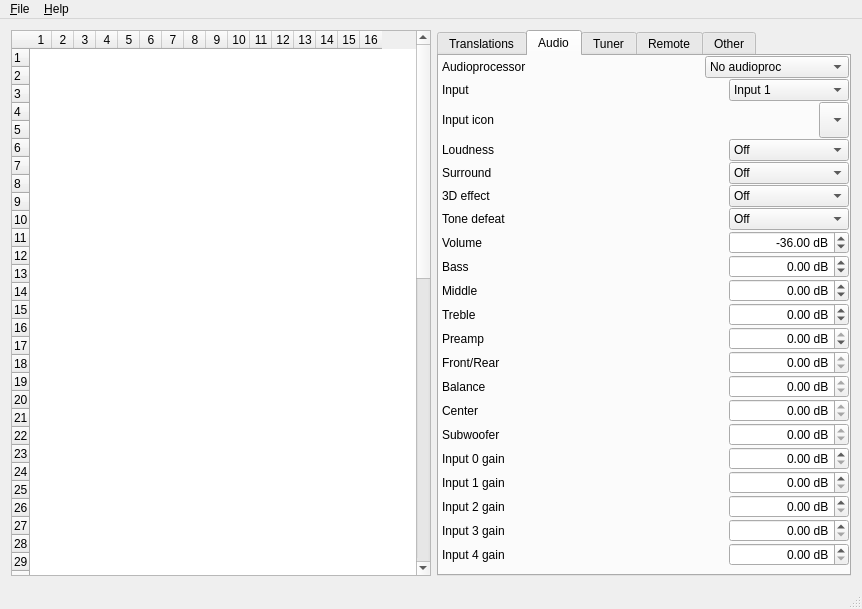
WiseLord/ampcontrol, file editor/mainwindow.ui: the form before one commit.
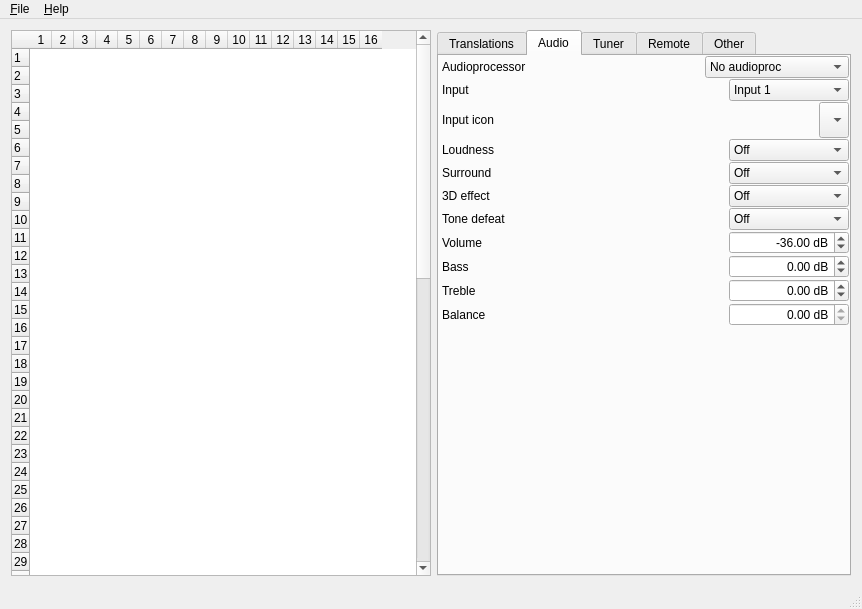
The form after the commit. The open tabs and pages were chosen to show the change. Icons and pictures are not drawn.

Commit message: Editor: Remove/refactor unnessesary functions

The edit to the form file:
```diff
--- a/editor/mainwindow.ui
+++ b/editor/mainwindow.ui
@@ -1136,59 +1136,6 @@
           <zorder>lblBass</zorder>
          </widget>
         </item>
-        <item>
-         <widget class="QWidget" name="wgtMiddle" native="true">
-          <layout class="QHBoxLayout" name="horizontalLayout_4" stretch="1,0">
-           <property name="spacing">
-            <number>0</number>
-           </property>
-           <property name="leftMargin">
-            <number>3</number>
-           </property>
-           <property name="topMargin">
-            <number>0</number>
-           </property>
-           <property name="rightMargin">
-            <number>0</number>
-           </property>
-           <property name="bottomMargin">
-            <number>0</number>
-           </property>
-           <item>
-            <widget class="QLabel" name="lblMiddle">
-             <property name="text">
-              <string>Middle</string>
-             </property>
-            </widget>
-           </item>
-           <item>
-            <widget class="QDoubleSpinBox" name="dsbMiddle">
-             <property name="minimumSize">
-              <size>
-               <width>120</width>
-               <height>0</height>
-              </size>
-             </property>
-             <property name="alignment">
-              <set>Qt::AlignRight|Qt::AlignTrailing|Qt::AlignVCenter</set>
-             </property>
-             <property name="suffix">
-              <string> dB</string>
-             </property>
-             <property name="minimum">
-              <double>-14.000000000000000</double>
-             </property>
-             <property name="maximum">
-              <double>14.000000000000000</double>
-             </property>
-             <property name="singleStep">
-              <double>2.000000000000000</double>
-             </property>
-            </widget>
-           </item>
-          </layout>
-         </widget>
-        </item>
         <item>
          <widget class="QWidget" name="wgtTreble" native="true">
           <layout class="QHBoxLayout" name="horizontalLayout_5" stretch="1,0">
@@ -1242,109 +1189,6 @@
           </layout>
          </widget>
         </item>
-        <item>
-         <widget class="QWidget" name="wgtPreamp" native="true">
-          <layout class="QHBoxLayout" name="horizontalLayout_6" stretch="1,0">
-           <property name="spacing">
-            <number>0</number>
-           </property>
-           <property name="leftMargin">
-            <number>3</number>
-           </property>
-           <property name="topMargin">
-            <number>0</number>
-           </property>
-           <property name="rightMargin">
-            <number>0</number>
-           </property>
-           <property name="bottomMargin">
-            <number>0</number>
-           </property>
-           <item>
-            <widget class="QLabel" name="lblPreamp">
-             <property name="text">
-              <string>Preamp</string>
-             </property>
-            </widget>
-           </item>
-           <item>
-            <widget class="QDoubleSpinBox" name="dsbPreamp">
-             <property name="minimumSize">
-              <size>
-               <width>120</width>
-               <height>0</height>
-              </size>
-             </property>
-             <property name="alignment">
-              <set>Qt::AlignRight|Qt::AlignTrailing|Qt::AlignVCenter</set>
-             </property>
-             <property name="suffix">
-              <string> dB</string>
-             </property>
-             <property name="minimum">
-              <double>-47.000000000000000</double>
-             </property>
-             <property name="maximum">
-              <double>0.000000000000000</double>
-             </property>
-            </widget>
-           </item>
-          </layout>
-         </widget>
-        </item>
-        <item>
-         <widget class="QWidget" name="wgtFrontrear" native="true">
-          <layout class="QHBoxLayout" name="horizontalLayout_7" stretch="1,0">
-           <property name="spacing">
-            <number>0</number>
-           </property>
-           <property name="leftMargin">
-            <number>3</number>
-           </property>
-           <property name="topMargin">
-            <number>0</number>
-           </property>
-           <property name="rightMargin">
-            <number>0</number>
-           </property>
-           <property name="bottomMargin">
-            <number>0</number>
-           </property>
-           <item>
-            <widget class="QLabel" name="lblFrontrear">
-             <property name="text">
-              <string>Front/Rear</string>
-             </property>
-            </widget>
-           </item>
-           <item>
-            <widget class="QDoubleSpinBox" name="dsbFrontrear">
-             <property name="minimumSize">
-              <size>
-               <width>120</width>
-               <height>0</height>
-              </size>
-             </property>
-             <property name="alignment">
-              <set>Qt::AlignRight|Qt::AlignTrailing|Qt::AlignVCenter</set>
-             </property>
-             <property name="suffix">
-              <string> dB</string>
-             </property>
-             <property name="minimum">
-              <double>0.000000000000000</double>
-             </property>
-             <property name="maximum">
-              <double>0.000000000000000</double>
-             </property>
-             <property name="value">
-              <double>0.000000000000000</double>
-             </property>
-            </widget>
-           </item>
-          </layout>
-         </widget>
-        </item>
         <item>
          <widget class="QWidget" name="wgtBalance" native="true">
           <layout class="QHBoxLayout" name="horizontalLayout_8" stretch="1,0">
@@ -1398,362 +1242,6 @@
           </layout>
          </widget>
         </item>
-        <item>
-         <widget class="QWidget" name="wgtCenter" native="true">
-          <layout class="QHBoxLayout" name="horizontalLayout_9" stretch="1,0">
-           <property name="spacing">
-            <number>0</number>
-           </property>
-           <property name="leftMargin">
-            <number>3</number>
-           </property>
-           <property name="topMargin">
-            <number>0</number>
-           </property>
-           <property name="rightMargin">
-            <number>0</number>
-           </property>
-           <property name="bottomMargin">
-            <number>0</number>
-           </property>
-           <item>
-            <widget class="QLabel" name="lblCenter">
-             <property name="text">
-              <string>Center</string>
-             </property>
-            </widget>
-           </item>
-           <item>
-            <widget class="QDoubleSpinBox" name="dsbCenter">
-             <property name="minimumSize">
-              <size>
-               <width>120</width>
-               <height>0</height>
-              </size>
-             </property>
-             <property name="alignment">
-              <set>Qt::AlignRight|Qt::AlignTrailing|Qt::AlignVCenter</set>
-             </property>
-             <property name="suffix">
-              <string> dB</string>
-             </property>
-             <property name="minimum">
-              <double>0.000000000000000</double>
-             </property>
-             <property name="maximum">
-              <double>0.000000000000000</double>
-             </property>
-             <property name="value">
-              <double>0.000000000000000</double>
-             </property>
-            </widget>
-           </item>
-          </layout>
-         </widget>
-        </item>
-        <item>
-         <widget class="QWidget" name="wgtSubwoofer" native="true">
-          <layout class="QHBoxLayout" name="horizontalLayout_10" stretch="1,0">
-           <property name="spacing">
-            <number>0</number>
-           </property>
-           <property name="leftMargin">
-            <number>3</number>
-           </property>
-           <property name="topMargin">
-            <number>0</number>
-           </property>
-           <property name="rightMargin">
-            <number>0</number>
-           </property>
-           <property name="bottomMargin">
-            <number>0</number>
-           </property>
-           <item>
-            <widget class="QLabel" name="lblSubwoofer">
-             <property name="text">
-              <string>Subwoofer</string>
-             </property>
-            </widget>
-           </item>
-           <item>
-            <widget class="QDoubleSpinBox" name="dsbSubwoofer">
-             <property name="minimumSize">
-              <size>
-               <width>120</width>
-               <height>0</height>
-              </size>
-             </property>
-             <property name="alignment">
-              <set>Qt::AlignRight|Qt::AlignTrailing|Qt::AlignVCenter</set>
-             </property>
-             <property name="suffix">
-              <string> dB</string>
-             </property>
-             <property name="minimum">
-              <double>0.000000000000000</double>
-             </property>
-             <property name="maximum">
-              <double>0.000000000000000</double>
-             </property>
-             <property name="value">
-              <double>0.000000000000000</double>
-             </property>
-            </widget>
-           </item>
-          </layout>
-         </widget>
-        </item>
-        <item>
-         <widget class="QWidget" name="wgtGain0" native="true">
-          <layout class="QHBoxLayout" name="horizontalLayout_11" stretch="1,0">
-           <property name="spacing">
-            <number>0</number>
-           </property>
-           <property name="leftMargin">
-            <number>3</number>
-           </property>
-           <property name="topMargin">
-            <number>0</number>
-           </property>
-           <property name="rightMargin">
-            <number>0</number>
-           </property>
-           <property name="bottomMargin">
-            <number>0</number>
-           </property>
-           <item>
-            <widget class="QLabel" name="lblGain0">
-             <property name="text">
-              <string>Input 0 gain</string>
-             </property>
-            </widget>
-           </item>
-           <item>
-            <widget class="QDoubleSpinBox" name="dsbGain0">
-             <property name="minimumSize">
-              <size>
-               <width>120</width>
-               <height>0</height>
-              </size>
-             </property>
-             <property name="alignment">
-              <set>Qt::AlignRight|Qt::AlignTrailing|Qt::AlignVCenter</set>
-             </property>
-             <property name="suffix">
-              <string> dB</string>
-             </property>
-             <property name="maximum">
-              <double>30.000000000000000</double>
-             </property>
-             <property name="singleStep">
-              <double>2.000000000000000</double>
-             </property>
-            </widget>
-           </item>
-          </layout>
-         </widget>
-        </item>
-        <item>
-         <widget class="QWidget" name="wgtGain1" native="true">
-          <layout class="QHBoxLayout" name="horizontalLayout_12" stretch="1,0">
-           <property name="spacing">
-            <number>0</number>
-           </property>
-           <property name="leftMargin">
-            <number>3</number>
-           </property>
-           <property name="topMargin">
-            <number>0</number>
-           </property>
-           <property name="rightMargin">
-            <number>0</number>
-           </property>
-           <property name="bottomMargin">
-            <number>0</number>
-           </property>
-           <item>
-            <widget class="QLabel" name="lblGain1">
-             <property name="text">
-              <string>Input 1 gain</string>
-             </property>
-            </widget>
-           </item>
-           <item>
-            <widget class="QDoubleSpinBox" name="dsbGain1">
-             <property name="minimumSize">
-              <size>
-               <width>120</width>
-               <height>0</height>
-              </size>
-             </property>
-             <property name="alignment">
-              <set>Qt::AlignRight|Qt::AlignTrailing|Qt::AlignVCenter</set>
-             </property>
-             <property name="suffix">
-              <string> dB</string>
-             </property>
-             <property name="maximum">
-              <double>30.000000000000000</double>
-             </property>
-             <property name="singleStep">
-              <double>2.000000000000000</double>
-             </property>
-            </widget>
-           </item>
-          </layout>
-         </widget>
-        </item>
-        <item>
-         <widget class="QWidget" name="wgtGain2" native="true">
-          <layout class="QHBoxLayout" name="horizontalLayout_13" stretch="1,0">
-           <property name="spacing">
-            <number>0</number>
-           </property>
-           <property name="leftMargin">
-            <number>3</number>
-           </property>
-           <property name="topMargin">
-            <number>0</number>
-           </property>
-           <property name="rightMargin">
-            <number>0</number>
-           </property>
-           <property name="bottomMargin">
-            <number>0</number>
-           </property>
-           <item>
-            <widget class="QLabel" name="lblGain2">
-             <property name="text">
-              <string>Input 2 gain</string>
-             </property>
-            </widget>
-           </item>
-           <item>
-            <widget class="QDoubleSpinBox" name="dsbGain2">
-             <property name="minimumSize">
-              <size>
-               <width>120</width>
-               <height>0</height>
-              </size>
-             </property>
-             <property name="alignment">
-              <set>Qt::AlignRight|Qt::AlignTrailing|Qt::AlignVCenter</set>
-             </property>
-             <property name="suffix">
-              <string> dB</string>
-             </property>
-             <property name="maximum">
-              <double>30.000000000000000</double>
-             </property>
-             <property name="singleStep">
-              <double>2.000000000000000</double>
-             </property>
-            </widget>
-           </item>
-          </layout>
-         </widget>
-        </item>
-        <item>
-         <widget class="QWidget" name="wgtGain3" native="true">
-          <layout class="QHBoxLayout" name="horizontalLayout_14" stretch="1,0">
-           <property name="spacing">
-            <number>0</number>
-           </property>
-           <property name="leftMargin">
-            <number>3</number>
-           </property>
-           <property name="topMargin">
-            <number>0</number>
-           </property>
-           <property name="rightMargin">
-            <number>0</number>
-           </property>
-           <property name="bottomMargin">
-            <number>0</number>
-           </property>
-           <item>
-            <widget class="QLabel" name="lblGain3">
-             <property name="text">
-              <string>Input 3 gain</string>
-             </property>
-            </widget>
-           </item>
-           <item>
-            <widget class="QDoubleSpinBox" name="dsbGain3">
-             <property name="minimumSize">
-              <size>
-               <width>120</width>
-               <height>0</height>
-              </size>
-             </property>
-             <property name="alignment">
-              <set>Qt::AlignRight|Qt::AlignTrailing|Qt::AlignVCenter</set>
-             </property>
-             <property name="suffix">
-              <string> dB</string>
-             </property>
-             <property name="maximum">
-              <double>30.000000000000000</double>
-             </property>
-             <property name="singleStep">
-              <double>2.000000000000000</double>
-             </property>
-            </widget>
-           </item>
-          </layout>
-         </widget>
-        </item>
-        <item>
-         <widget class="QWidget" name="wgtGain4" native="true">
-          <layout class="QHBoxLayout" name="horizontalLayout_31" stretch="1,0">
-           <property name="spacing">
-            <number>0</number>
-           </property>
-           <property name="leftMargin">
-            <number>3</number>
-           </property>
-           <property name="topMargin">
-            <number>0</number>
-           </property>
-           <property name="rightMargin">
-            <number>0</number>
-           </property>
-           <property name="bottomMargin">
-            <number>0</number>
-           </property>
-           <item>
-            <widget class="QLabel" name="lblGain4">
-             <property name="text">
-              <string>Input 4 gain</string>
-             </property>
-            </widget>
-           </item>
-           <item>
-            <widget class="QDoubleSpinBox" name="dsbGain4">
-             <property name="minimumSize">
-              <size>
-               <width>120</width>
-               <height>0</height>
-              </size>
-             </property>
-             <property name="alignment">
-              <set>Qt::AlignRight|Qt::AlignTrailing|Qt::AlignVCenter</set>
-             </property>
-             <property name="suffix">
-              <string> dB</string>
-             </property>
-             <property name="maximum">
-              <double>30.000000000000000</double>
-             </property>
-             <property name="singleStep">
-              <double>2.000000000000000</double>
-             </property>
-            </widget>
-           </item>
-          </layout>
-         </widget>
-        </item>
         <item>
          <spacer name="vspAudio">
           <property name="orientation">
```
Left out of the diff: 172 changed lines with no effect on the pictures. The commit also changes 2 other files.
